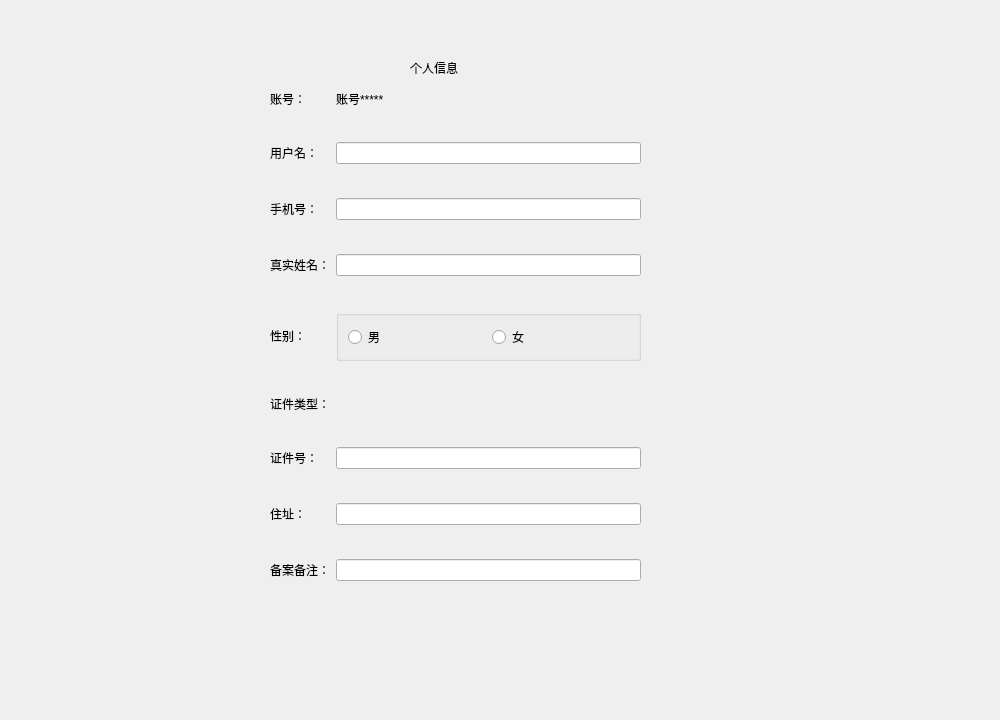
Before: the Qt Designer form person_widget.ui in Weies/Curriculum-Design-For-Database, drawn with Qt 5.
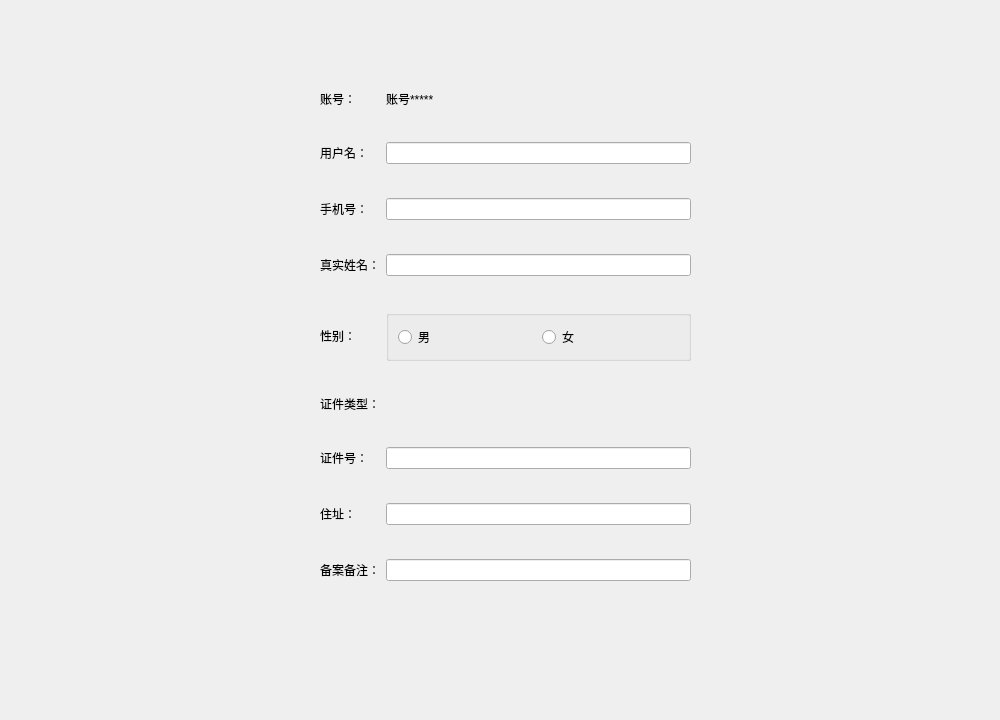
After: the same form once the commit is applied.

```diff
--- a/person_widget.ui
+++ b/person_widget.ui
@@ -13,23 +13,10 @@
   <property name="windowTitle">
    <string>Form</string>
   </property>
-  <widget class="QLabel" name="label">
-   <property name="geometry">
-    <rect>
-     <x>410</x>
-     <y>60</y>
-     <width>72</width>
-     <height>15</height>
-    </rect>
-   </property>
-   <property name="text">
-    <string>个人信息</string>
-   </property>
-  </widget>
   <widget class="QWidget" name="widget" native="true">
    <property name="geometry">
     <rect>
-     <x>270</x>
+     <x>320</x>
      <y>90</y>
      <width>371</width>
      <height>491</height>
```
